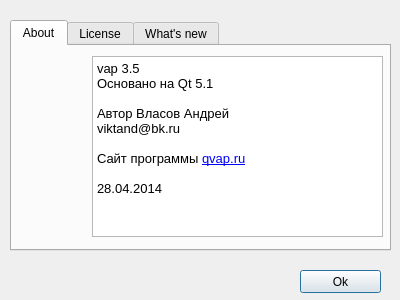
Before: the Qt Designer form about.ui in viktand/vap4, drawn with Qt 5.
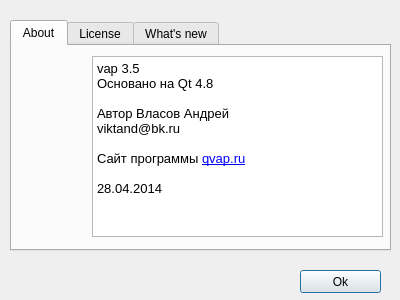
After: the same form once the commit is applied. Icons and pictures are not drawn.

```diff
--- a/about.ui
+++ b/about.ui
@@ -88,7 +88,7 @@
 p, li { white-space: pre-wrap; }
 &lt;/style&gt;&lt;/head&gt;&lt;body style=&quot; font-family:'Ubuntu'; font-size:10pt; font-weight:400; font-style:normal;&quot;&gt;
 &lt;p style=&quot; margin-top:0px; margin-bottom:0px; margin-left:0px; margin-right:0px; -qt-block-indent:0; text-indent:0px;&quot;&gt;vap 3.5&lt;/p&gt;
-&lt;p style=&quot; margin-top:0px; margin-bottom:0px; margin-left:0px; margin-right:0px; -qt-block-indent:0; text-indent:0px;&quot;&gt;Основано на Qt 5.1&lt;/p&gt;
+&lt;p style=&quot; margin-top:0px; margin-bottom:0px; margin-left:0px; margin-right:0px; -qt-block-indent:0; text-indent:0px;&quot;&gt;Основано на Qt 4.8&lt;/p&gt;
 &lt;p style=&quot;-qt-paragraph-type:empty; margin-top:0px; margin-bottom:0px; margin-left:0px; margin-right:0px; -qt-block-indent:0; text-indent:0px;&quot;&gt;&lt;br /&gt;&lt;/p&gt;
 &lt;p style=&quot; margin-top:0px; margin-bottom:0px; margin-left:0px; margin-right:0px; -qt-block-indent:0; text-indent:0px;&quot;&gt;Автор Власов Андрей&lt;/p&gt;
 &lt;p style=&quot; margin-top:0px; margin-bottom:0px; margin-left:0px; margin-right:0px; -qt-block-indent:0; text-indent:0px;&quot;&gt;viktand@bk.ru&lt;/p&gt;
```
